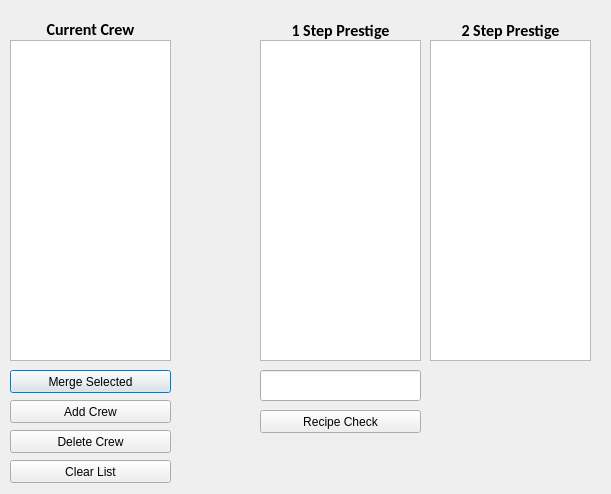
Before: the Qt Designer form _internal/_ui/pss-ttt-pc.ui in arraken/pss-ttt, drawn with Qt 5.
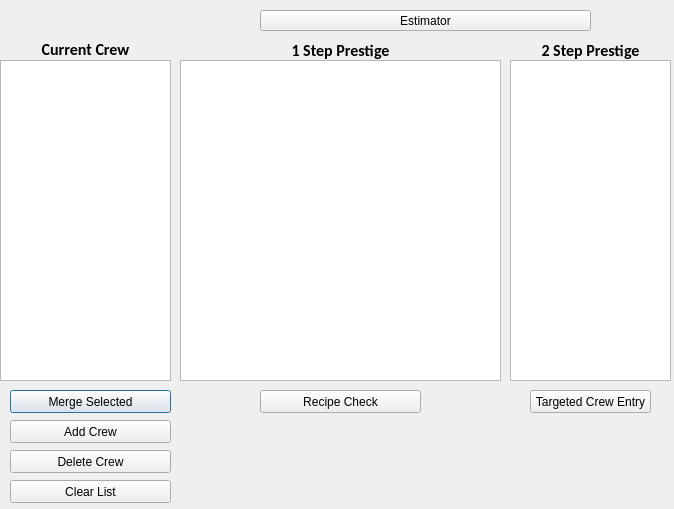
After: the same form once the commit is applied.

What changed in the file:
```diff
--- a/_internal/_ui/pss-ttt-pc.ui
+++ b/_internal/_ui/pss-ttt-pc.ui
@@ -6,8 +6,8 @@
    <rect>
     <x>0</x>
     <y>0</y>
-    <width>611</width>
-    <height>494</height>
+    <width>674</width>
+    <height>509</height>
    </rect>
   </property>
   <property name="windowTitle">
@@ -17,7 +17,7 @@
    <property name="geometry">
     <rect>
      <x>10</x>
-     <y>370</y>
+     <y>390</y>
      <width>161</width>
      <height>23</height>
     </rect>
@@ -30,7 +30,7 @@
    <property name="geometry">
     <rect>
      <x>260</x>
-     <y>410</y>
+     <y>390</y>
      <width>161</width>
      <height>23</height>
     </rect>
@@ -43,7 +43,7 @@
    <property name="geometry">
     <rect>
      <x>10</x>
-     <y>400</y>
+     <y>420</y>
      <width>161</width>
      <height>23</height>
     </rect>
@@ -56,7 +56,7 @@
    <property name="geometry">
     <rect>
      <x>10</x>
-     <y>430</y>
+     <y>450</y>
      <width>161</width>
      <height>23</height>
     </rect>
@@ -68,9 +68,9 @@
   <widget class="QListWidget" name="currentCrewList">
    <property name="geometry">
     <rect>
-     <x>10</x>
-     <y>40</y>
-     <width>161</width>
+     <x>0</x>
+     <y>60</y>
+     <width>171</width>
      <height>321</height>
     </rect>
    </property>
@@ -87,9 +87,9 @@
   <widget class="QLabel" name="label">
    <property name="geometry">
     <rect>
-     <x>10</x>
-     <y>19</y>
-     <width>161</width>
+     <x>0</x>
+     <y>39</y>
+     <width>171</width>
      <height>21</height>
     </rect>
    </property>
@@ -112,9 +112,9 @@
   <widget class="QListWidget" name="oneStepPrestigeList">
    <property name="geometry">
     <rect>
-     <x>260</x>
-     <y>40</y>
-     <width>161</width>
+     <x>180</x>
+     <y>60</y>
+     <width>321</width>
      <height>321</height>
     </rect>
    </property>
@@ -131,8 +131,8 @@
   <widget class="QListWidget" name="twoStepPrestigeList">
    <property name="geometry">
     <rect>
-     <x>430</x>
-     <y>40</y>
+     <x>510</x>
+     <y>60</y>
      <width>161</width>
      <height>321</height>
     </rect>
@@ -147,9 +147,9 @@
   <widget class="QLabel" name="label_2">
    <property name="geometry">
     <rect>
-     <x>260</x>
-     <y>20</y>
-     <width>161</width>
+     <x>180</x>
+     <y>40</y>
+     <width>321</width>
      <height>21</height>
     </rect>
    </property>
@@ -172,8 +172,8 @@
   <widget class="QLabel" name="label_3">
    <property name="geometry">
     <rect>
-     <x>430</x>
-     <y>20</y>
+     <x>510</x>
+     <y>40</y>
      <width>161</width>
      <height>21</height>
     </rect>
@@ -194,21 +194,11 @@
     <set>Qt::AlignCenter</set>
    </property>
   </widget>
-  <widget class="QLineEdit" name="lineEdit">
-   <property name="geometry">
-    <rect>
-     <x>260</x>
-     <y>370</y>
-     <width>161</width>
-     <height>31</height>
-    </rect>
-   </property>
-  </widget>
-  <widget class="QPushButton" name="clearCrewListButton">
+  <widget class="QPushButton" name="estClearCrewListButton">
    <property name="geometry">
     <rect>
      <x>10</x>
-     <y>460</y>
+     <y>480</y>
      <width>161</width>
      <height>23</height>
     </rect>
@@ -217,6 +207,32 @@
     <string>Clear List</string>
    </property>
   </widget>
+  <widget class="QToolButton" name="estCalcButton">
+   <property name="geometry">
+    <rect>
+     <x>260</x>
+     <y>10</y>
+     <width>331</width>
+     <height>21</height>
+    </rect>
+   </property>
+   <property name="text">
+    <string>Estimator</string>
+   </property>
+  </widget>
+  <widget class="QPushButton" name="calcTargetCrewButton">
+   <property name="geometry">
+    <rect>
+     <x>530</x>
+     <y>390</y>
+     <width>121</width>
+     <height>23</height>
+    </rect>
+   </property>
+   <property name="text">
+    <string>Targeted Crew Entry</string>
+   </property>
+  </widget>
  </widget>
  <resources/>
  <connections/>
```
Left out of the diff: 14 changed lines with no effect on the pictures.
